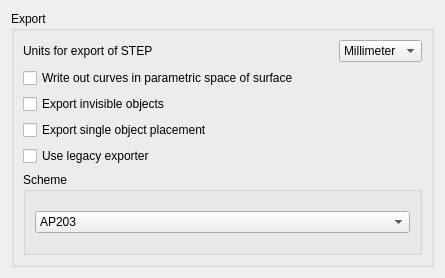
This is src/Mod/Part/Gui/DlgExportStep.ui in southseact-3d/fcd as Qt 5 draws it before an edit. The edited form follows.
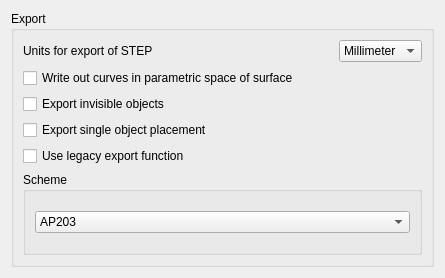
This is the edited form. Custom widgets are drawn as their Qt base class.

Commit message: Part: [skip ci] fix German translation

Patch:
```diff
--- a/src/Mod/Part/Gui/DlgExportStep.ui
+++ b/src/Mod/Part/Gui/DlgExportStep.ui
@@ -104,7 +104,7 @@
       <item row="5" column="0">
        <widget class="Gui::PrefCheckBox" name="checkBoxExportLegacy">
         <property name="text">
-         <string>Use legacy exporter</string>
+         <string>Use legacy export function</string>
         </property>
         <property name="prefEntry" stdset="0">
          <cstring>ExportLegacy</cstring>
```
The commit also changes 2 other files.
